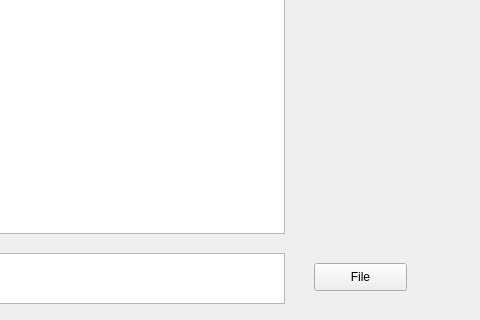
The window that test1/videowindowwidget.ui (NullBrainer/AmishMediaPlayer) describes before a commit, drawn with Qt 5; both pictures show x 356 to 836 and y 227 to 547 of the 836 by 547 pixel window.
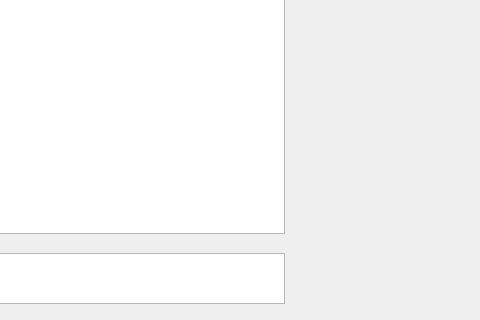
The same window after the commit.

```diff
--- a/test1/videowindowwidget.ui
+++ b/test1/videowindowwidget.ui
@@ -33,19 +33,6 @@
     </rect>
    </property>
   </widget>
-  <widget class="QPushButton" name="FileButton">
-   <property name="geometry">
-    <rect>
-     <x>670</x>
-     <y>490</y>
-     <width>93</width>
-     <height>28</height>
-    </rect>
-   </property>
-   <property name="text">
-    <string>File</string>
-   </property>
-  </widget>
   <action name="actionchooseFile">
    <property name="text">
     <string>chooseFile</string>
```
